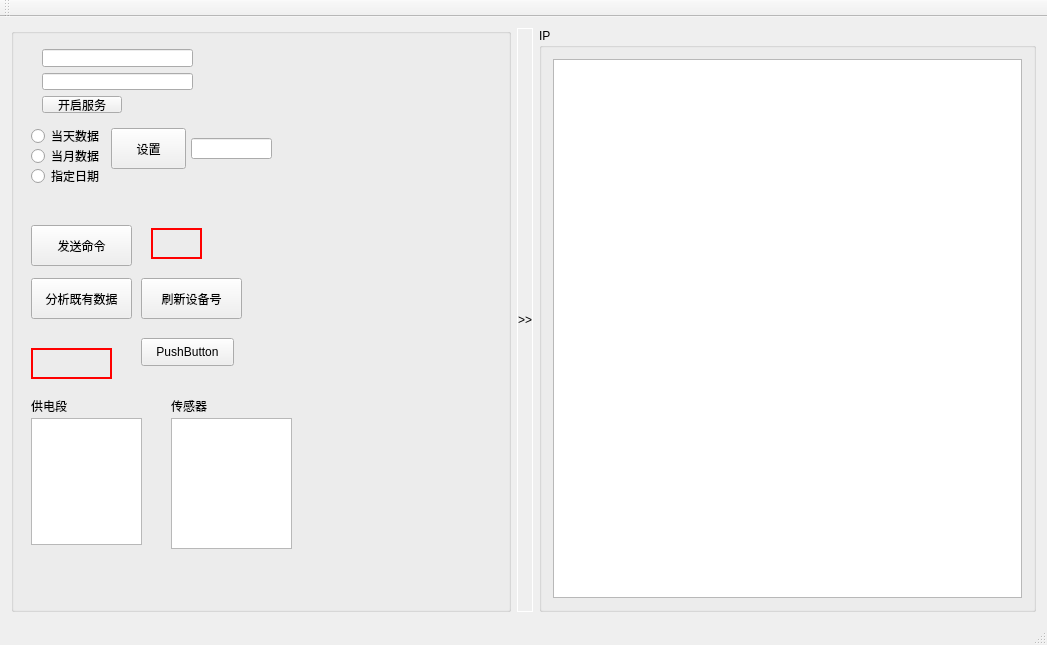
Qt form mainwindow.ui (gethope5/wireServer) before a commit.
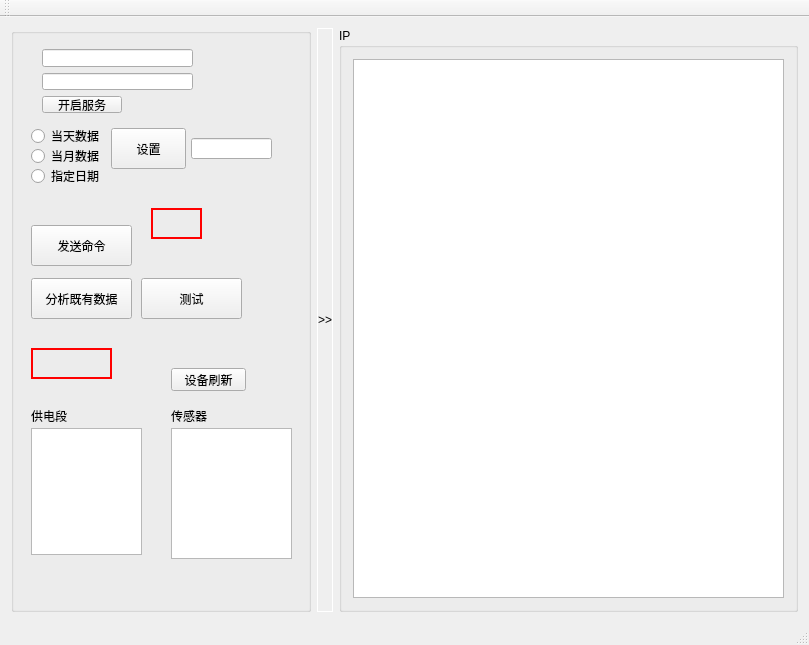
The same form after that commit. Custom widgets are drawn as their Qt base class.

```diff
--- a/mainwindow.ui
+++ b/mainwindow.ui
@@ -6,7 +6,7 @@
    <rect>
     <x>0</x>
     <y>0</y>
-    <width>1047</width>
+    <width>809</width>
     <height>645</height>
    </rect>
   </property>
@@ -19,7 +19,7 @@
      <widget class="QGroupBox" name="groupBox_2">
       <property name="minimumSize">
        <size>
-        <width>500</width>
+        <width>300</width>
         <height>0</height>
        </size>
       </property>
@@ -115,7 +115,7 @@
        <property name="geometry">
         <rect>
          <x>140</x>
-         <y>200</y>
+         <y>180</y>
          <width>51</width>
          <height>31</height>
         </rect>
@@ -143,7 +143,7 @@
         </sizepolicy>
        </property>
        <property name="text">
-        <string>刷新设备号</string>
+        <string>测试</string>
        </property>
       </widget>
       <widget class="QRadioButton" name="rdbCurDay">
@@ -211,62 +211,62 @@
       <widget class="QPushButton" name="pushButton">
        <property name="geometry">
         <rect>
-         <x>130</x>
-         <y>310</y>
-         <width>93</width>
-         <height>28</height>
+         <x>160</x>
+         <y>340</y>
+         <width>75</width>
+         <height>23</height>
         </rect>
        </property>
        <property name="text">
-        <string>PushButton</string>
+        <string>设备刷新</string>
+       </property>
+      </widget>
+      <widget class="QLabel" name="label_3">
+       <property name="geometry">
+        <rect>
+         <x>160</x>
+         <y>380</y>
+         <width>72</width>
+         <height>15</height>
+        </rect>
+       </property>
+       <property name="text">
+        <string>传感器</string>
        </property>
       </widget>
       <widget class="QListWidget" name="lsDeviceType">
        <property name="geometry">
         <rect>
          <x>160</x>
-         <y>390</y>
+         <y>400</y>
          <width>121</width>
          <height>131</height>
         </rect>
        </property>
       </widget>
+      <widget class="QLabel" name="label_2">
+       <property name="geometry">
+        <rect>
+         <x>20</x>
+         <y>380</y>
+         <width>72</width>
+         <height>15</height>
+        </rect>
+       </property>
+       <property name="text">
+        <string>供电段</string>
+       </property>
+      </widget>
       <widget class="QListWidget" name="lsDepartment">
        <property name="geometry">
         <rect>
          <x>20</x>
-         <y>390</y>
+         <y>400</y>
          <width>111</width>
          <height>127</height>
         </rect>
        </property>
       </widget>
-      <widget class="QLabel" name="label_2">
-       <property name="geometry">
-        <rect>
-         <x>20</x>
-         <y>370</y>
-         <width>72</width>
-         <height>15</height>
-        </rect>
-       </property>
-       <property name="text">
-        <string>供电段</string>
-       </property>
-      </widget>
-      <widget class="QLabel" name="label_3">
-       <property name="geometry">
-        <rect>
-         <x>160</x>
-         <y>370</y>
-         <width>72</width>
-         <height>15</height>
-        </rect>
-       </property>
-       <property name="text">
-        <string>传感器</string>
-       </property>
-      </widget>
      </widget>
     </item>
     <item row="0" column="1">
```
Left out of the diff: 4 changed lines with no effect on the pictures.
